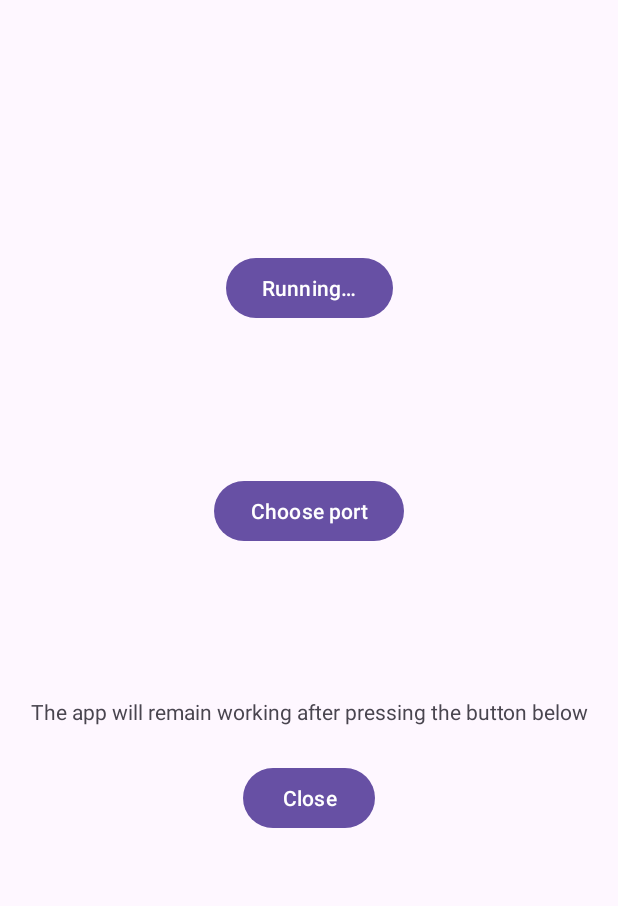
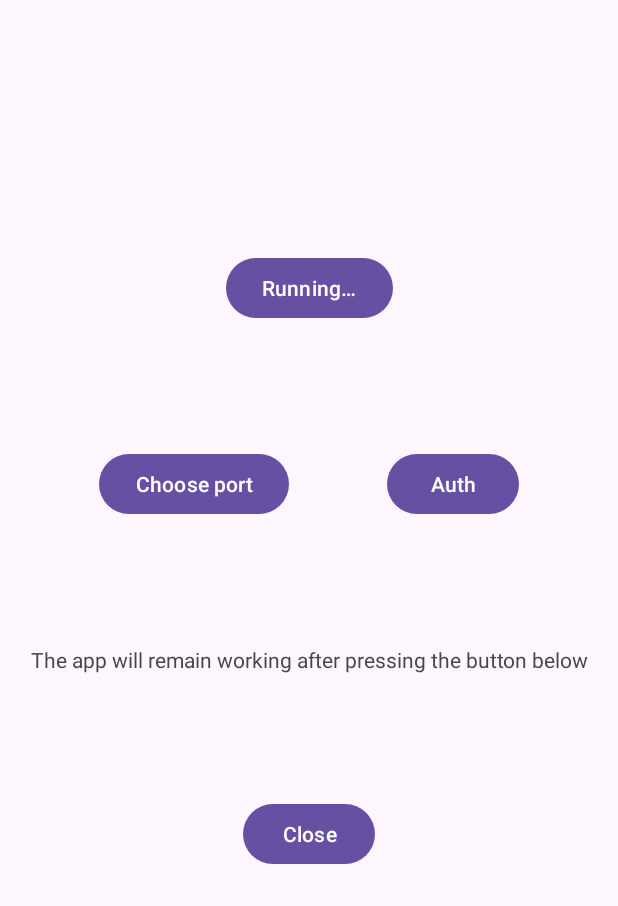
Before and after one commit to RiannReis/remote-volume-control, an Android app: the screen it shows after launch (MainActivity), on a phone screen of 412 x 824 dp, the part 330-1236 px from its top. Run offline under Robolectric (Android 15) with nearby library versions, the phone set to English and light mode, and no system bars.

Commit message:
Basic Auth DialogFragment implemented and some adjustments in Main screen

```diff
--- a/app/src/main/java/com/riannreis/rvcw/MainActivity.kt
+++ b/app/src/main/java/com/riannreis/rvcw/MainActivity.kt
@@ -9,7 +9,9 @@ import androidx.core.view.WindowInsetsCompat
 
 class MainActivity : AppCompatActivity() {
 
-    private lateinit var openDialogBtn: Button
+    private lateinit var openDialogPortBtn: Button
+    private lateinit var openDialogAuthBtn: Button
+
 
     override fun onCreate(savedInstanceState: Bundle?) {
         super.onCreate(savedInstanceState)
@@ -21,10 +23,16 @@ class MainActivity : AppCompatActivity() {
             insets
         }
 
-        openDialogBtn = findViewById(R.id.btn_dialog)
+        openDialogPortBtn = findViewById(R.id.btn_dialog_choose_port)
+        openDialogAuthBtn = findViewById(R.id.btn_dialog_basic_auth)
 
-        openDialogBtn.setOnClickListener {
+
+        openDialogPortBtn.setOnClickListener {
             InputPortDialogFragment().show(supportFragmentManager, "INPUT_PORT")
+        }
+
+        openDialogAuthBtn.setOnClickListener {
+            InputAuthKeyDialogFragment().show(supportFragmentManager, "INPUT_SECRET_KEY")
         }
 
 
--- a/app/src/main/res/layout/activity_main.xml
+++ b/app/src/main/res/layout/activity_main.xml
@@ -19,6 +19,18 @@
         app:layout_constraintTop_toTopOf="parent" />
 
     <TextView
+        android:id="@+id/txt_description"
+        android:layout_width="wrap_content"
+        android:layout_height="wrap_content"
+        android:gravity="center"
+        android:maxEms="16"
+        android:text="@string/web_remote_volume_control_enabled_disabled"
+        app:layout_constraintBottom_toTopOf="@id/btn_start_or_end_remote_control"
+        app:layout_constraintEnd_toEndOf="parent"
+        app:layout_constraintStart_toStartOf="parent"
+        app:layout_constraintTop_toTopOf="parent" />
+
+    <TextView
         android:id="@+id/web_link"
         android:layout_width="wrap_content"
         android:layout_height="wrap_content"
@@ -29,19 +41,6 @@
         app:layout_constraintEnd_toEndOf="parent"
         app:layout_constraintStart_toStartOf="parent"
         tools:text="http://10.0.0.231:9000" />
-
-
-    <TextView
-        android:id="@+id/txt_description"
-        android:layout_width="wrap_content"
-        android:layout_height="wrap_content"
-        android:gravity="center"
-        android:maxEms="16"
-        android:text="@string/web_remote_volume_control_enabled_disabled"
-        app:layout_constraintBottom_toTopOf="@id/btn_start_or_end_remote_control"
-        app:layout_constraintEnd_toEndOf="parent"
-        app:layout_constraintStart_toStartOf="parent"
-        app:layout_constraintTop_toTopOf="parent" />
 
     <Button
         android:id="@+id/btn_start_or_end_remote_control"
@@ -54,11 +53,21 @@
         app:layout_constraintTop_toTopOf="parent" />
 
     <Button
-        android:id="@+id/btn_dialog"
+        android:id="@+id/btn_dialog_choose_port"
         android:layout_width="wrap_content"
         android:layout_height="wrap_content"
         android:text="@string/choose_port"
         app:layout_constraintStart_toStartOf="parent"
+        app:layout_constraintEnd_toStartOf="@id/btn_dialog_basic_auth"
+        app:layout_constraintTop_toBottomOf="@id/btn_start_or_end_remote_control"
+        app:layout_constraintBottom_toTopOf="@id/txt_close_desc"/>
+
+    <Button
+        android:id="@+id/btn_dialog_basic_auth"
+        android:layout_width="wrap_content"
+        android:layout_height="wrap_content"
+        android:text="@string/auth"
+        app:layout_constraintStart_toEndOf="@id/btn_dialog_choose_port"
         app:layout_constraintEnd_toEndOf="parent"
         app:layout_constraintTop_toBottomOf="@id/btn_start_or_end_remote_control"
         app:layout_constraintBottom_toTopOf="@id/txt_close_desc"/>
@@ -67,8 +76,8 @@
         android:id="@+id/txt_close_desc"
         android:layout_width="wrap_content"
         android:layout_height="wrap_content"
-        android:layout_marginBottom="24dp"
         android:gravity="center"
+        app:layout_constraintTop_toBottomOf="@id/btn_dialog_choose_port"
         android:text="@string/close_description"
         app:layout_constraintBottom_toTopOf="@id/btn_close"
         app:layout_constraintEnd_toEndOf="parent"
@@ -78,7 +87,7 @@
         android:id="@+id/btn_close"
         android:layout_width="wrap_content"
         android:layout_height="wrap_content"
-        android:layout_marginBottom="48dp"
+        android:layout_marginBottom="24dp"
         android:text="@string/close"
         app:layout_constraintBottom_toBottomOf="parent"
         app:layout_constraintEnd_toEndOf="parent"
--- a/app/src/main/res/values-night/strings.xml
+++ b/app/src/main/res/values-night/strings.xml
@@ -9,4 +9,8 @@
     <string name="input_port_txt">Enter the port on which the service will start:</string>
     <string name="default_port">9000</string>
     <string name="default_port_desc">The default port is 9000, this adjustment is optional.</string>
+    <string name="secret_key_example">3x@mplE_S3crEt_K3y!</string>
+    <string name="auth_desc">This is just a simple authentication method to prevent unauthorized access.</string>
+    <string name="basic_auth_txt">Enter the secret key you want to use below:</string>
+    <string name="auth">Auth</string>
 </resources>
--- a/app/src/main/res/values/strings.xml
+++ b/app/src/main/res/values/strings.xml
@@ -9,4 +9,8 @@
     <string name="input_port_txt">Enter the port on which the service will start:</string>
     <string name="default_port">9000</string>
     <string name="default_port_desc">The default port is 9000, this adjustment is optional.</string>
+    <string name="secret_key_example">3x@mplE_S3crEt_K3y!</string>
+    <string name="auth_desc">This is just a simple authentication method to prevent unauthorized access.</string>
+    <string name="basic_auth_txt">Enter the secret key you want to use below:</string>
+    <string name="auth">Auth</string>
 </resources>
```
Also changed, not shown: app/src/main/java/com/riannreis/rvcw/InputAuthKeyDialogFragment.kt (added, +54 -0 lines), app/src/main/res/layout/dialog_basic_auth.xml (added, +57 -0 lines).
